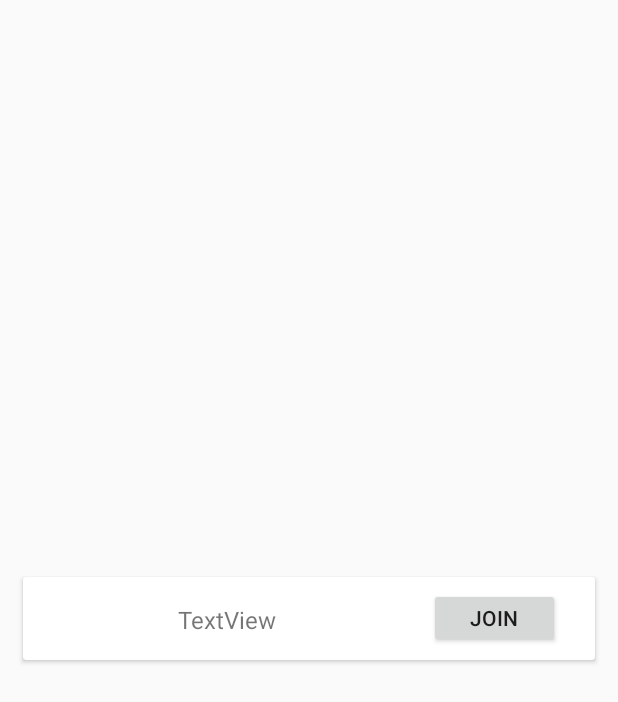
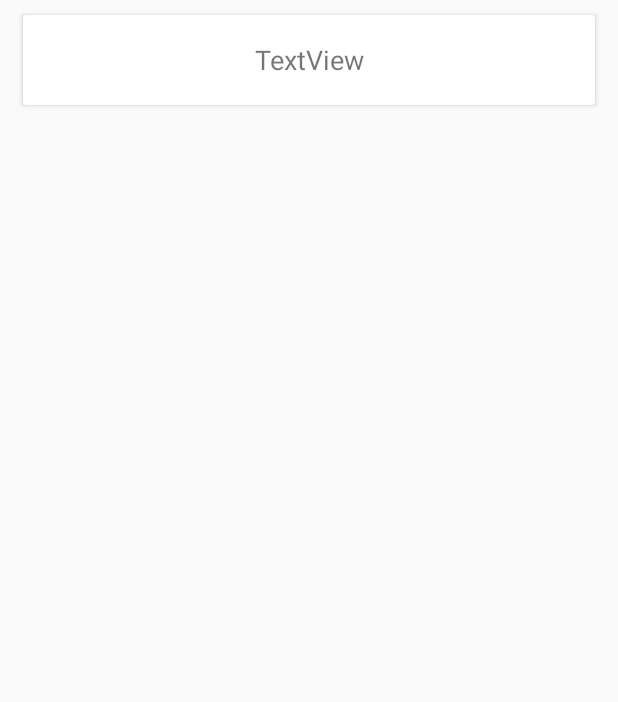
Before and after one commit to patiphanz/AndroidStudio-UPoll, an Android app: the layout viewulist.xml on its own in the app's theme, with its tools: preview values and no code run, on a phone screen of 412 x 824 dp. Shown: the top 702 px of the screen. Run offline under Robolectric (Android 15) with nearby library versions, the phone set to English and light mode, and no system bars.

```diff
--- a/app/src/main/res/layout/viewulist.xml
+++ b/app/src/main/res/layout/viewulist.xml
@@ -1,54 +1,38 @@
 <?xml version="1.0" encoding="utf-8"?>
-<android.support.constraint.ConstraintLayout
-    xmlns:android="http://schemas.android.com/apk/res/android"
+<android.support.constraint.ConstraintLayout xmlns:android="http://schemas.android.com/apk/res/android"
     xmlns:app="http://schemas.android.com/apk/res-auto"
     android:layout_width="match_parent"
-    android:layout_height="match_parent">
+    android:layout_height="wrap_content">
 
     <android.support.v7.widget.CardView
         android:layout_width="0dp"
-        android:layout_height="55dp"
+        android:layout_height="60dp"
         android:layout_marginStart="15dp"
         android:layout_marginLeft="15dp"
-        android:layout_marginTop="5dp"
+        android:layout_marginTop="10dp"
         android:layout_marginEnd="15dp"
         android:layout_marginRight="15dp"
-        android:layout_marginBottom="5dp"
+        android:layout_marginBottom="10dp"
         app:layout_constraintBottom_toBottomOf="parent"
         app:layout_constraintEnd_toEndOf="parent"
         app:layout_constraintStart_toStartOf="parent"
-        app:layout_constraintTop_toTopOf="parent">
+        app:layout_constraintTop_toTopOf="parent"
+        app:layout_constraintVertical_bias="0.01999998">
 
         <LinearLayout
             android:layout_width="match_parent"
             android:layout_height="match_parent"
             android:gravity="center"
-            android:orientation="horizontal">
+            android:orientation="vertical">
 
             <TextView
-                android:id="@+id/fetch_poll_title"
-                android:layout_width="20dp"
-                android:layout_height="20dp"
-                android:layout_weight="9"
+                android:id="@+id/fetch_list_title"
+                android:layout_width="match_parent"
+                android:layout_height="wrap_content"
                 android:text="TextView"
                 android:textAlignment="center"
-                android:textSize="16sp" />
+                android:textSize="18sp" />
 
-            <Button
-                android:id="@+id/joinBtn"
-                android:layout_width="60dp"
-                android:layout_height="40dp"
-                android:layout_gravity="center_vertical"
-                android:layout_weight="1"
-                android:text="Join" />
-
-            <TextView
-                android:id="@+id/fetch_poll_title2"
-                android:layout_width="20dp"
-                android:layout_height="20dp"
-                android:layout_weight="0.1"
-                android:textAlignment="center"
-                android:textSize="18sp" />
         </LinearLayout>
     </android.support.v7.widget.CardView>
 
```
Also changed, not shown: app/src/main/java/com/patiphan/upoll/PollPage.java (+3 -4 lines), app/src/main/java/com/patiphan/upoll/UListPage.java (+72 -0 lines), app/src/main/java/com/patiphan/upoll/ViewUList.java (+6 -5 lines), app/src/main/res/layout/activity_ulist_page.xml (+13 -4 lines).
